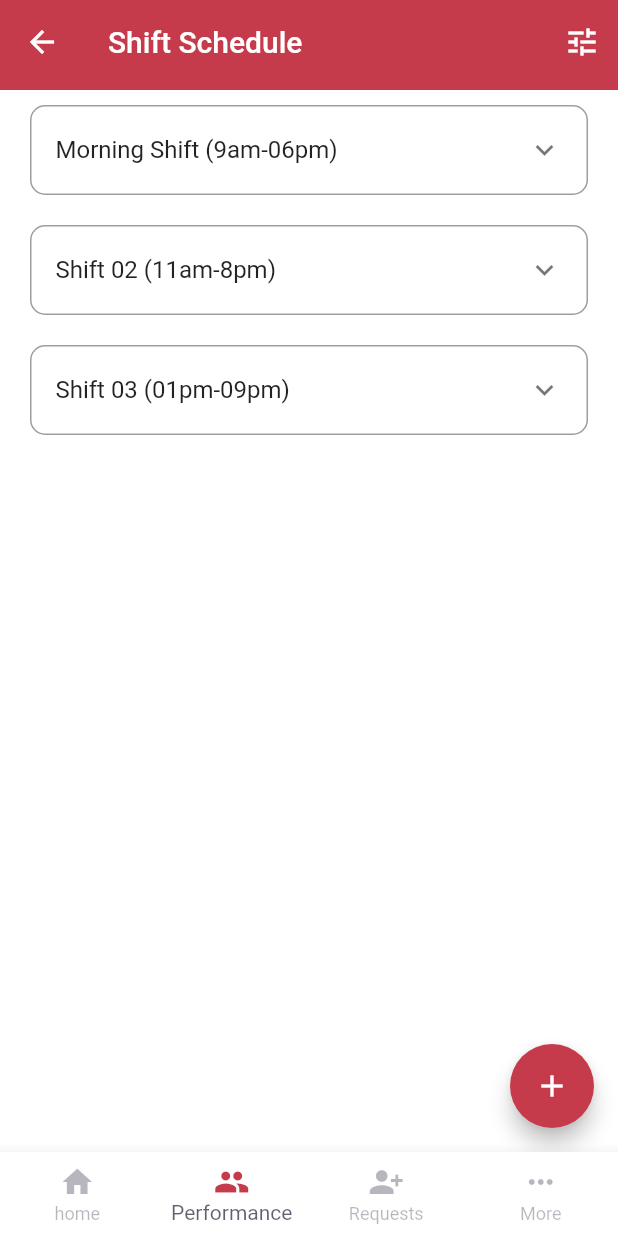
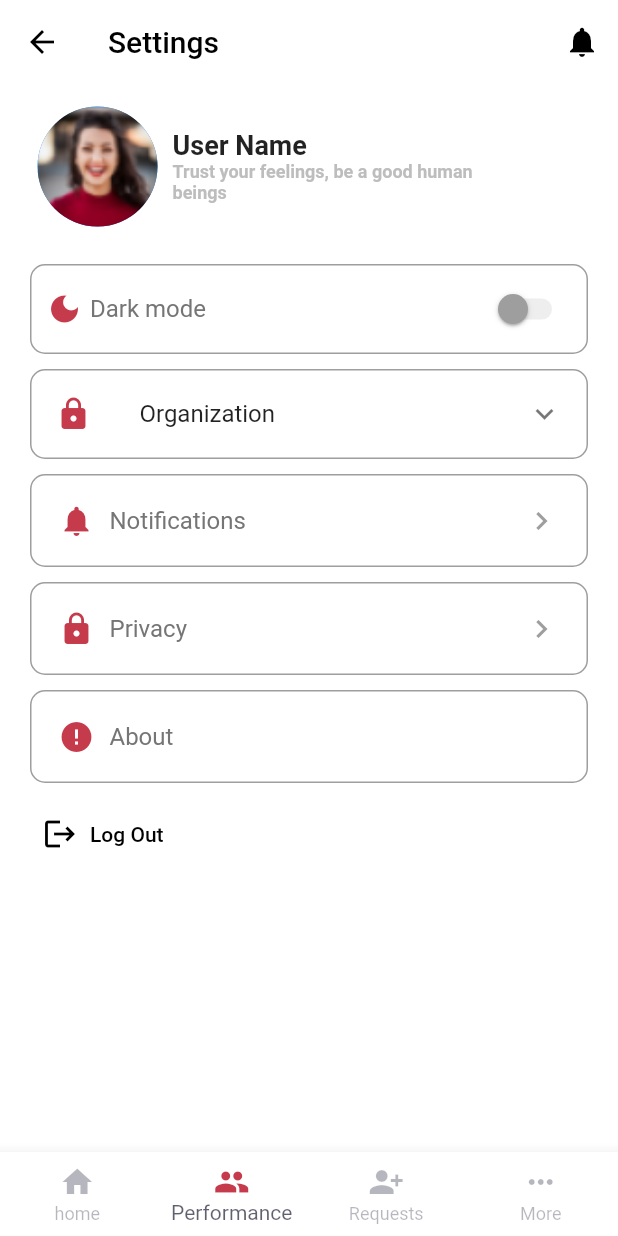
Before and after one commit to alche2014/hr_admin_flutter, a Flutter app: the NavigationBar screen opened directly, item 2 of the bottom bar chosen, on a phone screen of 412 x 824 dp. Run offline on Flutter 3.47's test engine with Material 2 defaults, Android fonts, the phone set to English and light mode, and no system bars; our stand-ins replace fl_chart, flutter_slidable, percent_indicator, shared_preferences, syncfusion_flutter_charts; accounts and stored records are empty.

Commit message:
chat_and_settings_UI

```diff
--- /dev/null
+++ b/lib/HR_app/Screens/Messages/components/body.dart
@@ -0,0 +1,20 @@
+import 'package:flutter/material.dart';
+import 'package:hr_admin/HR_app/Screens/Messages/components/model.dart';
+
+import 'chatcard.dart';
+
+class Body extends StatelessWidget {
+  @override
+  Widget build(BuildContext context) {
+    return ListView.builder(
+      itemCount: chatsData.length,
+      itemBuilder: (context, index) => ChatCard(
+        chat: chatsData[index],
+        press: () {
+          // Navigator.push(context,
+          //     MaterialPageRoute(builder: (context) => MessagesScreen()));
+        },
+      ),
+    );
+  }
+}
--- /dev/null
+++ b/lib/HR_app/Screens/Messages/components/model.dart
@@ -0,0 +1,81 @@
+class Chat {
+  final String name, lastMessage, image, time;
+  final bool isActive;
+  final int unread;
+
+  Chat({
+    this.unread,
+    this.name,
+    this.lastMessage,
+    this.image,
+    this.time,
+    this.isActive,
+  });
+}
+
+List chatsData = [
+  Chat(
+    name: "Jenny Wilson",
+    lastMessage: "Hope you are doing well...",
+    image: "assets/images/user.png",
+    time: "3m ago",
+    isActive: false,
+    unread: 0,
+  ),
+  Chat(
+    name: "Esther Howard",
+    lastMessage: "Hello Abdullah! I am...",
+    image: "assets/images/user_2.png",
+    time: "8m ago",
+    isActive: true,
+    unread: 3,
+  ),
+  Chat(
+    name: "Ralph Edwards",
+    lastMessage: "Do you have update...",
+    image: "assets/images/user_3.png",
+    time: "5d ago",
+    isActive: false,
+    unread: 0,
+  ),
+  Chat(
+    name: "Jacob Jones",
+    lastMessage: "You’re welcome :)",
+    image: "assets/images/user_4.png",
+    time: "5d ago",
+    isActive: true,
+    unread: 3,
+  ),
+  Chat(
+    name: "Albert Flores",
+    lastMessage: "Thanks",
+    image: "assets/images/user_5.png",
+    time: "6d ago",
+    isActive: false,
+    unread: 0,
+  ),
+  Chat(
+    name: "Jenny Wilson",
+    lastMessage: "Hope you are doing well...",
+    image: "assets/images/user.png",
+    time: "3m ago",
+    isActive: false,
+    unread: 0,
+  ),
+  Chat(
+    name: "Esther Howard",
+    lastMessage: "Hello Abdullah! I am...",
+    image: "assets/images/user_2.png",
+    time: "8m ago",
+    isActive: true,
+    unread: 3,
+  ),
+  Chat(
+    name: "Ralph Edwards",
+    lastMessage: "Do you have update...",
+    image: "assets/images/user_3.png",
+    time: "5d ago",
+    isActive: false,
+    unread: 0,
+  ),
+];
--- /dev/null
+++ b/lib/HR_app/Screens/Settings/body.dart
@@ -0,0 +1,336 @@
+import 'package:flutter/material.dart';
+import 'package:hr_admin/HR_app/constants.dart';
+
+class Body extends StatefulWidget {
+  @override
+  State<Body> createState() => _BodyState();
+}
+
+class _BodyState extends State<Body> {
+  var _isSwitched = false;
+
+  @override
+  Widget build(BuildContext context) {
+    return SingleChildScrollView(
+      child: Padding(
+        padding: const EdgeInsets.symmetric(horizontal: 20, vertical: 10),
+        child: Column(
+          crossAxisAlignment: CrossAxisAlignment.start,
+          children: [
+            Container(
+              margin: EdgeInsets.all(5),
+              child: Row(
+                children: [
+                  CircleAvatar(
+                    radius: 40,
+                    child: ClipRRect(
+                      clipBehavior: Clip.antiAlias,
+                      borderRadius: BorderRadius.circular(100),
+                      child: Image(
+                        image: AssetImage('assets/images/user1.png'),
+                        width: 90,
+                        fit: BoxFit.cover,
+                      ),
+                    ),
+                  ),
+                  SizedBox(width: 10),
+                  Container(
+                    width: MediaQuery.of(context).size.width * 0.5,
+                    child: Column(
+                      mainAxisSize: MainAxisSize.min,
+                      crossAxisAlignment: CrossAxisAlignment.start,
+                      children: [
+                        Text(
+                          'User Name',
+                          style: TextStyle(
+                            fontSize: 18,
+                            fontWeight: FontWeight.bold,
+                            // color: Colors.white
+                          ),
+                        ),
+                        Text(
+                          'Trust your feelings, be a good human beings',
+                          style: TextStyle(
+                            fontSize: 12,
+                            color: Colors.grey[400],
+                            fontWeight: FontWeight.bold,
+                          ),
+                        ),
+                      ],
+                    ),
+                  ),
+                ],
+              ),
+            ),
+            SizedBox(height: 20),
+            //------------------Switche-----------------
+            Container(
+              padding: EdgeInsets.symmetric(horizontal: 10, vertical: 5),
+              decoration: BoxDecoration(
+                borderRadius: BorderRadius.circular(10),
+                border: Border.all(color: Colors.grey, width: 1),
+              ),
+              child: Row(
+                mainAxisAlignment: MainAxisAlignment.spaceBetween,
+                children: [
+                  Row(
+                    children: [
+                      Icon(
+                        Icons.dark_mode,
+                        color: kPrimaryColor,
+                      ),
+                      SizedBox(width: 5),
+                      Text(
+                        'Dark mode',
+                        style: TextStyle(color: Colors.grey[600], fontSize: 16),
+                      ),
+                    ],
+                  ),
+                  Switch(
+                    value: _isSwitched,
+                    onChanged: (value) {
+                      setState(() {
+                        _isSwitched = value;
+                      });
+                    },
+                    activeTrackColor: kPrimaryColor.withOpacity(0.6),
+                    activeColor: kPrimaryColor,
+                    inactiveThumbColor: Colors.grey,
+                    inactiveTrackColor: Colors.grey[200],
+                  ),
+                ],
+              ),
+            ),
+            SizedBox(height: 10),
+            Container(
+              decoration: BoxDecoration(
+                borderRadius: BorderRadius.circular(10),
+                border: Border.all(color: Colors.grey, width: 1),
+              ),
+              child: ExpansionTile(
+                childrenPadding:
+                    EdgeInsets.symmetric(horizontal: 60, vertical: 10),
+                title: Text('Organization'),
+                leading: Icon(
+                  Icons.lock,
+                  color: kPrimaryColor,
+                ),
+                children: [
+                  Row(
+                    children: [
+                      Icon(
+                        Icons.circle,
+                        size: 15,
+                        color: kPrimaryColor,
+                      ),
+                      SizedBox(width: 5),
+                      TextButton(
+                        onPressed: () {},
+                        child: Text(
+                          'Company Profile',
+                          style: TextStyle(color: Colors.grey),
+                        ),
+                      )
+                    ],
+                  ),
+                  Row(
+                    children: [
+                      Icon(
+                        Icons.circle,
+                        size: 15,
+                        color: kPrimaryColor,
+                      ),
+                      SizedBox(width: 5),
+                      TextButton(
+                        onPressed: () {},
+                        child: Text(
+                          'Department',
+                          style: TextStyle(color: Colors.grey),
+                        ),
+                      ),
+                    ],
+                  ),
+                  Row(
+                    children: [
+                      Icon(
+                        Icons.circle,
+                        size: 15,
+                        color: kPrimaryColor,
+                      ),
+                      SizedBox(width: 5),
+                      TextButton(
+                        onPressed: () {},
+                        child: Text(
+                          'Office Locations',
+                          style: TextStyle(color: Colors.grey),
+                        ),
+                      ),
+                    ],
+                  ),
+                  Row(
+                    children: [
+                      Icon(
+                        Icons.circle,
+                        size: 15,
+                        color: kPrimaryColor,
+                      ),
+                      SizedBox(width: 5),
+                      TextButton(
+                        onPressed: () {},
+                        child: Text(
+                          'Shift Schedule',
+                          style: TextStyle(color: Colors.grey),
+                        ),
+                      ),
+                    ],
+                  ),
+                  Row(
+                    children: [
+                      Icon(
+                        Icons.circle,
+                        size: 15,
+                        color: kPrimaryColor,
+                      ),
+                      SizedBox(width: 5),
+                      TextButton(
+                        onPressed: () {},
+                        child: Text(
+                          'Leave Policy',
+                          style: TextStyle(color: Colors.grey),
+                        ),
+                      ),
+                    ],
+                  ),
+                ],
+              ),
+            ),
+            SizedBox(height: 10),
+            Material(
+              color: Colors.transparent,
+              borderRadius: BorderRadius.circular(10),
+              child: InkWell(
+                borderRadius: BorderRadius.circular(10),
+                onTap: () {},
+                child: Container(
+                  padding: EdgeInsets.symmetric(horizontal: 18, vertical: 18),
+                  decoration: BoxDecoration(
+                    borderRadius: BorderRadius.circular(10),
+                    border: Border.all(width: 1, color: Colors.grey),
+                  ),
+                  child: Row(
+                    mainAxisAlignment: MainAxisAlignment.spaceBetween,
+                    children: [
+                      Row(
+                        children: [
+                          Icon(
+                            Icons.notifications,
+                            color: kPrimaryColor,
+                          ),
+                          SizedBox(width: 10),
+                          Text(
+                            'Notifications',
+                            style: TextStyle(
+                                color: Colors.grey[600], fontSize: 16),
+                          ),
+                        ],
+                      ),
+                      Icon(
+                        Icons.keyboard_arrow_right,
+                        color: Colors.grey,
+                      ),
+                    ],
+                  ),
+                ),
+              ),
+            ),
+            SizedBox(height: 10),
+            Material(
+              color: Colors.transparent,
+              borderRadius: BorderRadius.circular(10),
+              child: InkWell(
+                borderRadius: BorderRadius.circular(10),
+                onTap: () {},
+                child: Container(
+                  padding: EdgeInsets.symmetric(horizontal: 18, vertical: 18),
+                  decoration: BoxDecoration(
+                    borderRadius: BorderRadius.circular(10),
+                    border: Border.all(width: 1, color: Colors.grey),
+                  ),
+                  child: Row(
+                    mainAxisAlignment: MainAxisAlignment.spaceBetween,
+                    children: [
+                      Row(
+                        children: [
+                          Icon(
+                            Icons.lock,
+                            color: kPrimaryColor,
+                          ),
+                          SizedBox(width: 10),
+                          Text(
+                            'Privacy',
+                            style: TextStyle(
+                                color: Colors.grey[600], fontSize: 16),
+                          ),
+                        ],
+                      ),
+                      Icon(
+                        Icons.keyboard_arrow_right,
+                        color: Colors.grey,
+                      ),
+                    ],
+                  ),
+                ),
+              ),
+            ),
+            SizedBox(height: 10),
+            Material(
+              color: Colors.transparent,
+              borderRadius: BorderRadius.circular(10),
+              child: InkWell(
+                borderRadius: BorderRadius.circular(10),
+                onTap: () {},
+                child: Container(
+                  padding: EdgeInsets.symmetric(horizontal: 18, vertical: 18),
+                  decoration: BoxDecoration(
+                    borderRadius: BorderRadius.circular(10),
+                    border: Border.all(width: 1, color: Colors.grey),
+                  ),
+                  child: Row(
+                    children: [
+                      Icon(
+                        Icons.error,
+                        color: kPrimaryColor,
+                      ),
+                      SizedBox(width: 10),
+                      Text(
+                        'About',
+                        style: TextStyle(color: Colors.grey[600], fontSize: 16),
+                      ),
+                    ],
+                  ),
+                ),
+              ),
+            ),
+            SizedBox(height: 10),
+            TextButton.icon(
+              onPressed: () {},
+              icon: Icon(Icons.logout,
+                  color: MediaQuery.of(context).platformBrightness ==
+                          Brightness.light
+                      ? Colors.black
+                      : Colors.white),
+              label: Text(
+                'Log Out',
+                style: TextStyle(
+                    color: MediaQuery.of(context).platformBrightness ==
+                            Brightness.light
+                        ? Colors.black
+                        : Colors.white),
+              ),
+            ),
+          ],
+        ),
+      ),
+    );
+  }
+}
--- /dev/null
+++ b/lib/HR_app/Screens/Settings/screen_settings.dart
@@ -0,0 +1,36 @@
+import 'package:flutter/material.dart';
+import 'package:hr_admin/HR_app/Screens/Settings/body.dart';
+
+class Settings extends StatelessWidget {
+
+  @override
+  Widget build(BuildContext context) {
+    return Scaffold(
+      appBar: AppBar(
+        iconTheme: IconThemeData(
+          color: MediaQuery.of(context).platformBrightness == Brightness.light
+              ? Colors.black
+              : Colors.white,
+        ),
+        title: Text(
+          'Settings',
+          style: TextStyle(
+            color: MediaQuery.of(context).platformBrightness == Brightness.light
+                ? Colors.black
+                : Colors.white,
+          ),
+        ),
+        backgroundColor: Colors.transparent,
+        actions: [
+          IconButton(
+            onPressed: () {},
+            icon: Icon(
+              Icons.notifications,
+            ),
+          ),
+        ],
+      ),
+      body: Body(),
+    );
+  }
+}
--- a/lib/HR_app/Screens/navigationbar.dart
+++ b/lib/HR_app/Screens/navigationbar.dart
@@ -1,15 +1,8 @@
 import 'package:flutter/material.dart';
-import 'package:hr_admin/HR_app/Screens/Announcemets/screen_announcement.dart';
-import 'package:hr_admin/HR_app/Screens/CompanyInformation/company_information.dart';
-import 'package:hr_admin/HR_app/Screens/CompanyProfile/screen_company_profile.dart';
-import 'package:hr_admin/HR_app/Screens/CreateAnnouncement/screen_create_announcement.dart';
-import 'package:hr_admin/HR_app/Screens/CreateDepartment/create_department.dart';
-import 'package:hr_admin/HR_app/Screens/CreateShiftSchedule/screen_create_shift_schedule.dart';
-import 'package:hr_admin/HR_app/Screens/Departments/screen_departmennts.dart';
-import 'package:hr_admin/HR_app/Screens/Employes/screen_employes.dart';
 import 'package:hr_admin/HR_app/Screens/Home1/home1.dart';
-import 'package:hr_admin/HR_app/Screens/OfficeLocation/screen_office_location.dart';
+import 'package:hr_admin/HR_app/Screens/Messages/screen_messages.dart';
 import 'package:hr_admin/HR_app/Screens/Requests/screen_requests.dart';
+import 'package:hr_admin/HR_app/Screens/Settings/screen_settings.dart';
 import 'package:hr_admin/HR_app/Screens/ShiftSchedual/screen_shift_schedule.dart';
 
 class NavigationBar extends StatefulWidget {
@@ -22,9 +15,9 @@ class _NavigationBarState extends State<NavigationBar> {
 
   final tabs = [
     Center(child: Home1()),
+    Center(child: Settings()),
     Center(child: ShiftSchedule()),
-    Center(child: CreateAnnouncement()),
-    Center(child: Requests()),
+    Center(child: Messages()),
   ];
   @override
   Widget build(BuildContext context) {
```
Also changed, not shown: lib/HR_app/Screens/Messages/components/chatcard.dart (added, +98 -0 lines), lib/HR_app/Screens/Messages/screen_messages.dart (added, +74 -0 lines).
